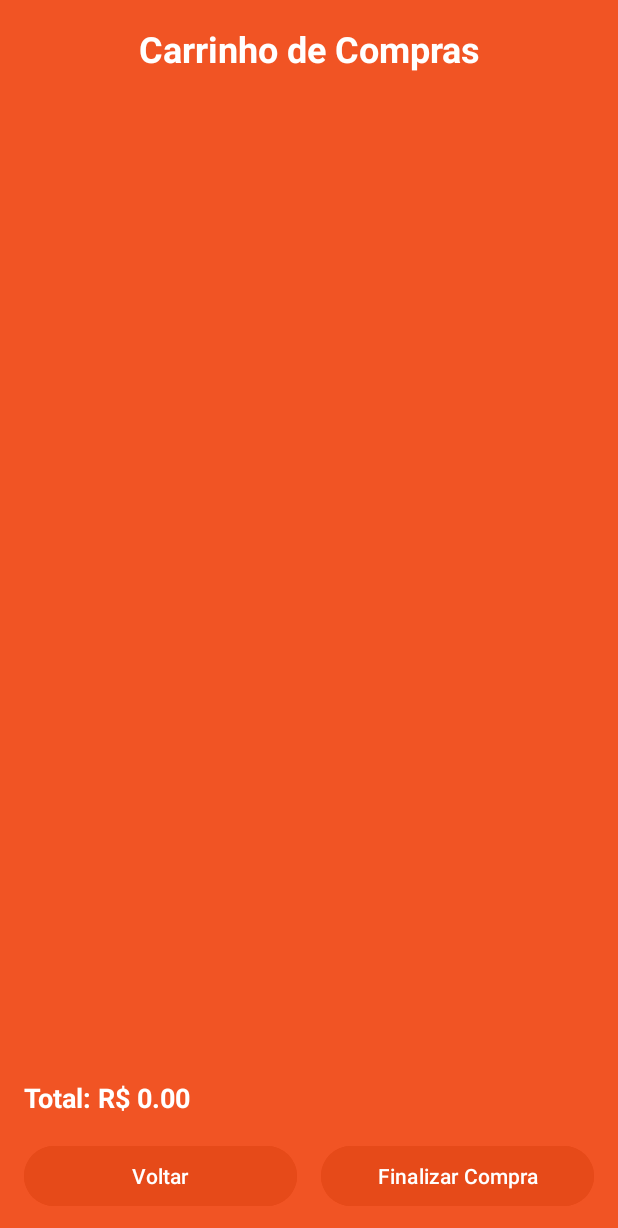
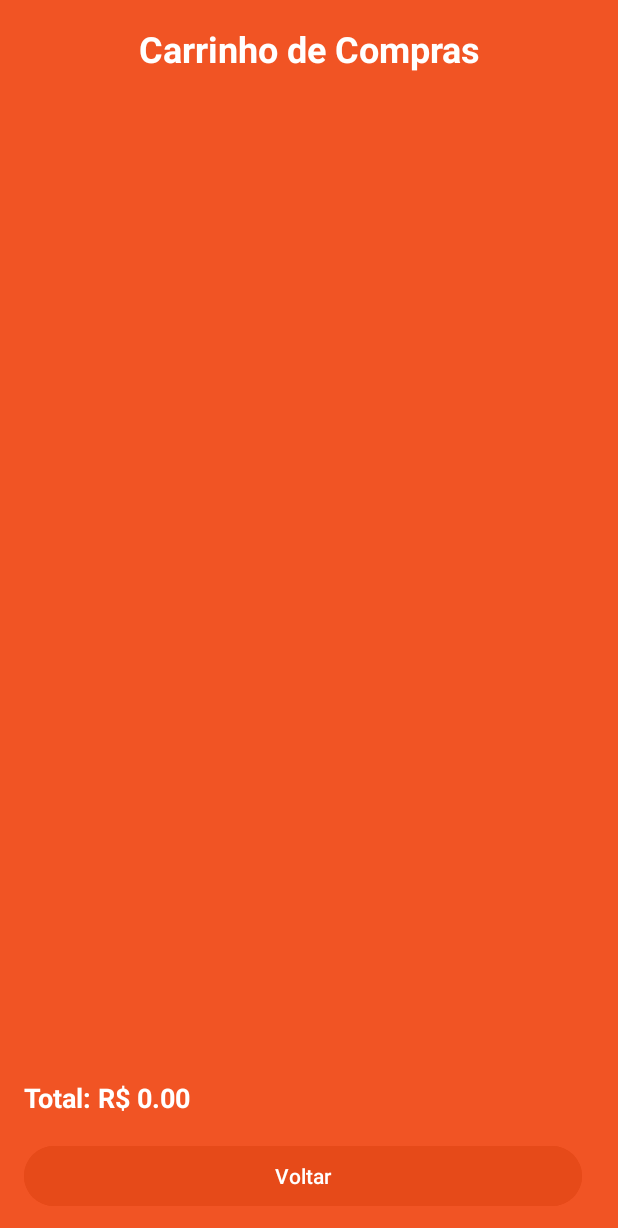
Before and after one commit to lucasdslopes/sprint_mobile, an Android app: the Carrinho screen opened directly, with no data from a screen before it, on a phone screen of 412 x 824 dp. Shown: the top 1228 px of the screen. Run offline under Robolectric (Android 15) with nearby library versions, the phone set to English and light mode, and no system bars.

Commit message:
Atualização no carrinho

```diff
--- a/app/src/main/java/com/example/sprint_mobile/Pesquisa.kt
+++ b/app/src/main/java/com/example/sprint_mobile/Pesquisa.kt
@@ -1,4 +1,5 @@
 package com.example.sprint_mobile
+
 
 import android.os.Bundle
 import android.os.StrictMode
--- a/app/src/main/res/layout/activity_carrinho.xml
+++ b/app/src/main/res/layout/activity_carrinho.xml
@@ -69,24 +69,10 @@
             android:textColor="#FFFFFF"
             android:backgroundTint="#E64A19"
             app:layout_constraintStart_toStartOf="parent"
-            app:layout_constraintEnd_toStartOf="@id/checkout_button"
-            app:layout_constraintTop_toTopOf="parent"
-        app:layout_constraintBottom_toBottomOf="parent"
-        android:layout_marginEnd="8dp" />
-
-        <!-- Botão de Finalizar Compra -->
-        <Button
-            android:id="@+id/checkout_button"
-            android:layout_width="0dp"
-            android:layout_height="wrap_content"
-            android:text="Finalizar Compra"
-            android:textColor="#FFFFFF"
-            android:backgroundTint="#E64A19"
-            app:layout_constraintStart_toEndOf="@id/back_button"
             app:layout_constraintEnd_toEndOf="parent"
             app:layout_constraintTop_toTopOf="parent"
-        app:layout_constraintBottom_toBottomOf="parent"
-        android:layout_marginStart="8dp" />
+            app:layout_constraintBottom_toBottomOf="parent"
+            android:layout_marginEnd="8dp" />
 
     </androidx.constraintlayout.widget.ConstraintLayout>
 
```
Also changed, not shown: app/src/main/res/drawable/notifications.png (deleted).
